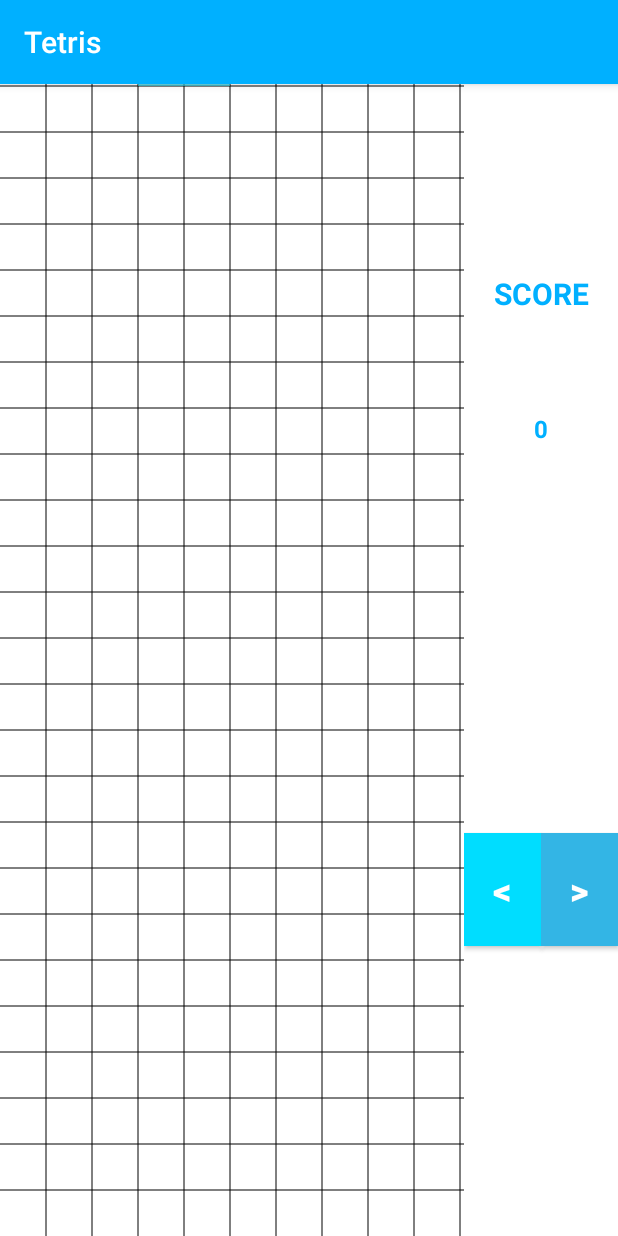
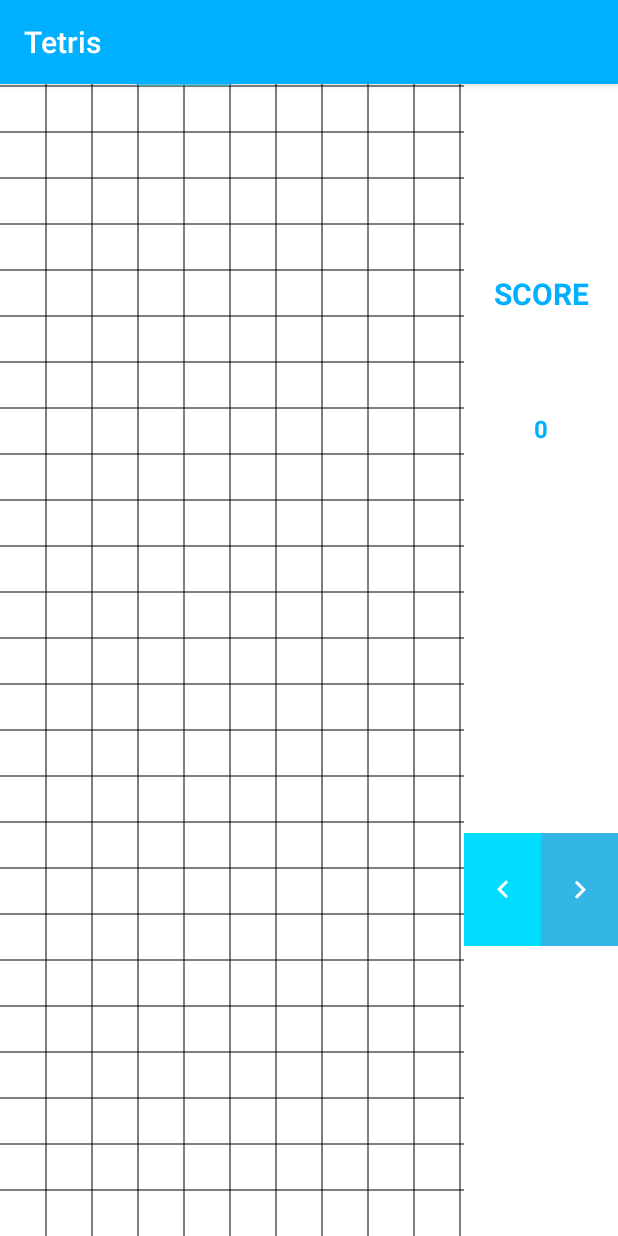
Before and after one commit to AlinaStepanova/BrickGame, an Android app: the MainActivity screen opened directly, with no data from a screen before it, on a phone screen of 412 x 824 dp. Run offline under Robolectric (Android 15) with nearby library versions, the phone set to English and light mode, and no system bars; our stand-ins replace ButterKnife.

Commit message:
changed appearence of buttons by adding drawb

```diff
--- /dev/null
+++ b/app/src/main/res/drawable/ic_left_white_24dp.xml
@@ -0,0 +1,9 @@
+<vector xmlns:android="http://schemas.android.com/apk/res/android"
+        android:width="24dp"
+        android:height="24dp"
+        android:viewportWidth="24.0"
+        android:viewportHeight="24.0">
+    <path
+        android:fillColor="#FFFF"
+        android:pathData="M15.41,16.09l-4.58,-4.59 4.58,-4.59L14,5.5l-6,6 6,6z"/>
+</vector>
--- /dev/null
+++ b/app/src/main/res/drawable/ic_right_white_24dp.xml
@@ -0,0 +1,9 @@
+<vector xmlns:android="http://schemas.android.com/apk/res/android"
+        android:width="24dp"
+        android:height="24dp"
+        android:viewportWidth="24.0"
+        android:viewportHeight="24.0">
+    <path
+        android:fillColor="#FFFF"
+        android:pathData="M8.59,16.34l4.58,-4.59 -4.58,-4.59L10,5.75l6,6 -6,6z"/>
+</vector>
--- a/app/src/main/res/layout/controller.xml
+++ b/app/src/main/res/layout/controller.xml
@@ -2,22 +2,20 @@
 <LinearLayout xmlns:android="http://schemas.android.com/apk/res/android"
     android:id="@+id/llController"
     android:orientation="horizontal"
-    android:layout_width="fill_parent"
+    android:layout_width="match_parent"
     android:gravity="center"
     android:layout_weight="1"
-    android:layout_height="fill_parent">
+    android:layout_height="match_parent">
 
-    <Button
+    <ImageButton
         android:id="@+id/bLeft"
         android:background="@android:color/holo_blue_bright"
-        android:text="@string/left"
-        android:minHeight="75dip"
+        android:src="@drawable/ic_left_white_24dp"
         style="@style/main_activity_button_Style"/>
 
-    <Button
+    <ImageButton
         android:id="@+id/bRight"
-        style="@style/main_activity_button_Style"
         android:background="@android:color/holo_blue_light"
-        android:minHeight="75dip"
-        android:text="@string/right" />
+        android:src="@drawable/ic_right_white_24dp"
+        style="@style/main_activity_button_Style"/>
 </LinearLayout>
--- a/app/src/main/res/values/styles.xml
+++ b/app/src/main/res/values/styles.xml
@@ -25,6 +25,7 @@
         <item name="android:textStyle">bold</item>
         <item name="android:textAlignment">center</item>
         <item name="android:textSize">@dimen/maxTextSize</item>
+        <item name="android:minHeight">75dp</item>
     </style>
 
     <style name="simpleStyle">
```
Also changed, not shown: app/src/main/res/drawable-xxhdpi/background.png (deleted).
